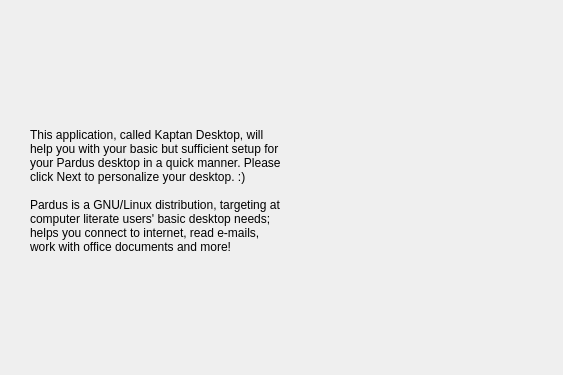
Before: the Qt Designer form kde4/kaptan4/src/gui/welcomeWidget.ui in pars-linux/uludag, drawn with Qt 5.
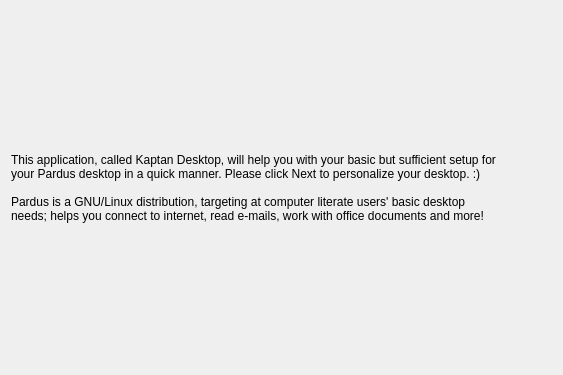
After: the same form once the commit is applied.

Commit message: add kaptan image to welcome screen

```diff
--- a/kde4/kaptan4/src/gui/welcomeWidget.ui
+++ b/kde4/kaptan4/src/gui/welcomeWidget.ui
@@ -13,16 +13,12 @@
   <property name="windowTitle">
    <string>Welcome</string>
   </property>
-  <widget class="QLabel" name="labelKaptanIntro">
-   <property name="geometry">
-    <rect>
-     <x>30</x>
-     <y>70</y>
-     <width>251</width>
-     <height>241</height>
-    </rect>
-   </property>
-   <property name="frameShadow">
+  <layout class="QGridLayout" name="gridLayout" >
+   <item row="0" column="0" >
+    <layout class="QHBoxLayout" name="horizontalLayout" >
+     <item>
+      <widget class="QLabel" name="labelKaptanIntro" >
+       <property name="frameShadow" >
     <enum>QFrame::Raised</enum>
    </property>
    <property name="text">
@@ -34,19 +30,52 @@
     <bool>true</bool>
    </property>
   </widget>
-  <widget class="QLabel" name="pixKaptanLogo">
-   <property name="geometry">
-    <rect>
-     <x>350</x>
-     <y>110</y>
-     <width>181</width>
-     <height>181</height>
-    </rect>
-   </property>
-   <property name="text">
+     </item>
+     <item>
+      <spacer name="horizontalSpacer" >
+       <property name="orientation" >
+        <enum>Qt::Horizontal</enum>
+       </property>
+       <property name="sizeType" >
+        <enum>QSizePolicy::Fixed</enum>
+       </property>
+       <property name="sizeHint" stdset="0" >
+        <size>
+         <width>40</width>
+         <height>20</height>
+        </size>
+       </property>
+      </spacer>
+     </item>
+     <item>
+      <widget class="QLabel" name="pixKaptanLogo" >
+       <property name="frameShadow" >
+        <enum>QFrame::Raised</enum>
+       </property>
+       <property name="text" >
     <string/>
    </property>
-  </widget>
+       <property name="wordWrap" >
+        <bool>true</bool>
+       </property>
+      </widget>
+     </item>
+     <item>
+      <spacer name="horizontalSpacer_2" >
+       <property name="orientation" >
+        <enum>Qt::Horizontal</enum>
+       </property>
+       <property name="sizeHint" stdset="0" >
+        <size>
+         <width>40</width>
+         <height>20</height>
+        </size>
+       </property>
+      </spacer>
+     </item>
+    </layout>
+   </item>
+  </layout>
  </widget>
  <resources/>
  <connections/>
```
Left out of the diff: 13 changed lines with no effect on the pictures. Lines whose indentation alone changed are shown as unchanged. The commit also changes 3 other files.
